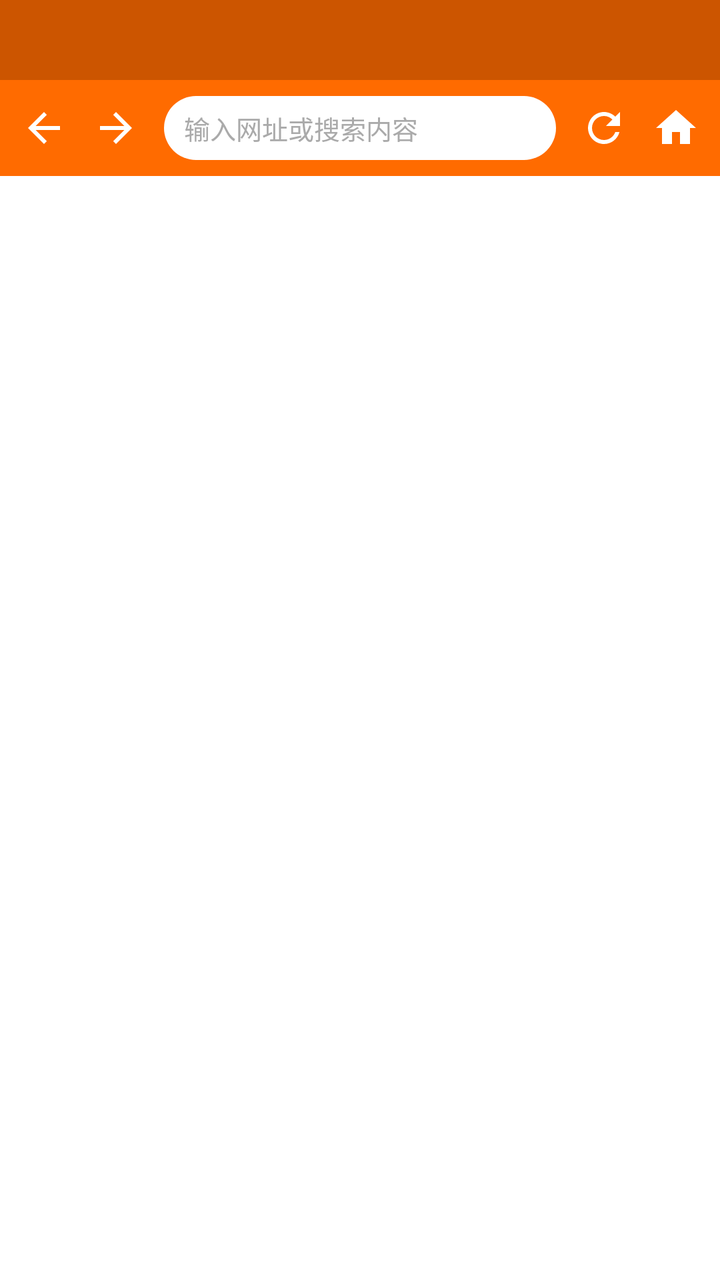
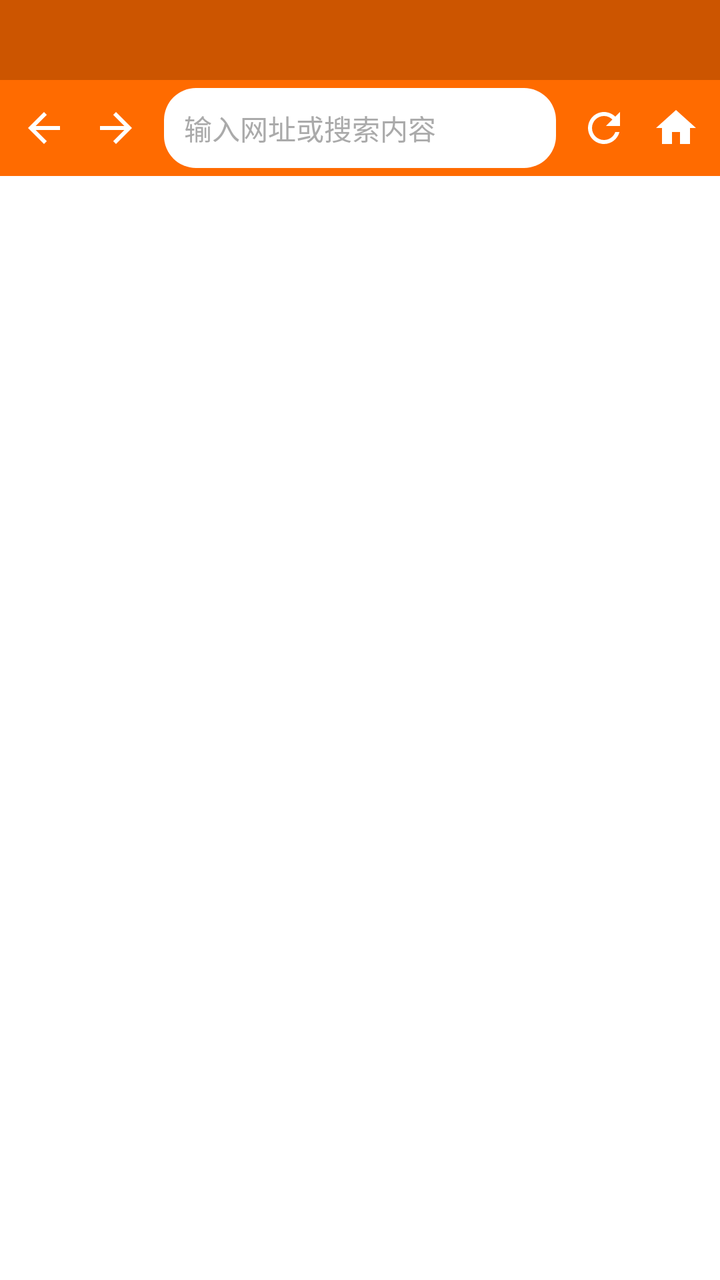

Screens rendered from an Android XML layout before and after an edit, with the pre-edit source and the edit as a unified diff.
<!-- AndroidManifest.xml: application theme AppTheme -->
<!-- res/layout/activity_main.xml -->
<?xml version="1.0" encoding="utf-8"?>
<LinearLayout xmlns:android="http://schemas.android.com/apk/res/android"
    xmlns:app="http://schemas.android.com/apk/res-auto"
    android:layout_width="match_parent"
    android:layout_height="match_parent"
    android:orientation="vertical">

    
    <HorizontalScrollView
        android:id="@+id/tab_scroll_view"
        android:layout_width="match_parent"
        android:layout_height="40dp"
        android:background="@color/tab_bar_bg"
        android:scrollbars="none"
        android:fillViewport="false">

        <LinearLayout
            android:id="@+id/tab_strip"
            android:layout_width="wrap_content"
            android:layout_height="match_parent"
            android:orientation="horizontal"
            android:padding="4dp" />
    </HorizontalScrollView>

    
    <androidx.appcompat.widget.Toolbar
        android:id="@+id/toolbar"
        android:layout_width="match_parent"
        android:layout_height="48dp"
        android:background="@color/primary_orange"
        app:contentInsetStart="4dp"
        app:contentInsetEnd="4dp">

        <LinearLayout
            android:layout_width="match_parent"
            android:layout_height="match_parent"
            android:orientation="horizontal"
            android:gravity="center_vertical">

            
            <ImageButton
                android:id="@+id/btn_back"
                android:layout_width="36dp"
                android:layout_height="36dp"
                android:src="@drawable/ic_back"
                android:background="?attr/selectableItemBackgroundBorderless"
                android:tint="@color/white"
                android:contentDescription="@string/back"
                android:padding="6dp" />

            
            <ImageButton
                android:id="@+id/btn_forward"
                android:layout_width="36dp"
                android:layout_height="36dp"
                android:src="@drawable/ic_forward"
                android:background="?attr/selectableItemBackgroundBorderless"
                android:tint="@color/white"
                android:contentDescription="@string/forward"
                android:padding="6dp" />

            
            <EditText
                android:id="@+id/address_bar"
                android:layout_width="0dp"
                android:layout_height="32dp"
                android:layout_weight="1"
                android:layout_marginHorizontal="6dp"
                android:background="@drawable/bg_address_bar"
                android:paddingHorizontal="10dp"
                android:textColor="@color/address_text"
                android:textSize="13sp"
                android:textColorHint="@color/address_hint"
                android:hint="@string/address_hint"
                android:singleLine="true"
                android:imeOptions="actionGo"
                android:inputType="textUri"
                android:selectAllOnFocus="true" />

            
            <ImageButton
                android:id="@+id/btn_refresh"
                android:layout_width="36dp"
                android:layout_height="36dp"
                android:src="@drawable/ic_refresh"
                android:background="?attr/selectableItemBackgroundBorderless"
                android:tint="@color/white"
                android:contentDescription="@string/refresh"
                android:padding="6dp" />

            
            <ImageButton
                android:id="@+id/btn_home"
                android:layout_width="36dp"
                android:layout_height="36dp"
                android:src="@drawable/ic_home"
                android:background="?attr/selectableItemBackgroundBorderless"
                android:tint="@color/white"
                android:contentDescription="@string/home"
                android:padding="6dp" />

        </LinearLayout>

    </androidx.appcompat.widget.Toolbar>

    
    <ProgressBar
        android:id="@+id/progress_bar"
        style="?android:attr/progressBarStyleHorizontal"
        android:layout_width="match_parent"
        android:layout_height="3dp"
        android:progressTint="@color/primary_orange"
        android:progressBackgroundTint="@color/progress_bg"
        android:visibility="gone"
        android:max="100" />

    
    <FrameLayout
        android:id="@+id/web_container"
        android:layout_width="match_parent"
        android:layout_height="0dp"
        android:layout_weight="1" />

</LinearLayout>
<!-- resources referenced by this layout -->
<resources>
  <color name="address_hint">#AAAAAA</color>
  <color name="address_text">#333333</color>
  <color name="primary_orange">#FF6B00</color>
  <color name="progress_bg">#FFE0CC</color>
  <color name="tab_bar_bg">#CC5500</color>
  <color name="white">#FFFFFF</color>
  <!-- drawable bg_address_bar (drawable) -->
  <?xml version="1.0" encoding="utf-8"?>
  <shape xmlns:android="http://schemas.android.com/apk/res/android"
      android:shape="rectangle">
      <solid android:color="@color/address_bar_bg" />
      <corners android:radius="16dp" />
  </shape>
  <!-- drawable ic_back (drawable) -->
  <?xml version="1.0" encoding="utf-8"?>
  <vector xmlns:android="http://schemas.android.com/apk/res/android"
      android:width="24dp"
      android:height="24dp"
      android:viewportWidth="24"
      android:viewportHeight="24">
      <path
          android:fillColor="#FFFFFFFF"
          android:pathData="M20,11H7.83l5.59,-5.59L12,4l-8,8 8,8 1.41,-1.41L7.83,13H20v-2z" />
  </vector>
  <!-- drawable ic_forward (drawable) -->
  <?xml version="1.0" encoding="utf-8"?>
  <vector xmlns:android="http://schemas.android.com/apk/res/android"
      android:width="24dp"
      android:height="24dp"
      android:viewportWidth="24"
      android:viewportHeight="24">
      <path
          android:fillColor="#FFFFFFFF"
          android:pathData="M12,4l-1.41,1.41L16.17,11H4v2h12.17l-5.58,5.59L12,20l8,-8z" />
  </vector>
  <!-- drawable ic_home (drawable) -->
  <?xml version="1.0" encoding="utf-8"?>
  <vector xmlns:android="http://schemas.android.com/apk/res/android"
      android:width="24dp"
      android:height="24dp"
      android:viewportWidth="24"
      android:viewportHeight="24">
      <path
          android:fillColor="#FFFFFFFF"
          android:pathData="M10,20v-6h4v6h5v-8h3L12,3 2,12h3v8z" />
  </vector>
  <!-- drawable ic_refresh (drawable) -->
  <?xml version="1.0" encoding="utf-8"?>
  <vector xmlns:android="http://schemas.android.com/apk/res/android"
      android:width="24dp"
      android:height="24dp"
      android:viewportWidth="24"
      android:viewportHeight="24">
      <path
          android:fillColor="#FFFFFFFF"
          android:pathData="M17.65,6.35C16.2,4.9 14.21,4 12,4c-4.42,0 -7.99,3.58 -7.99,8s3.57,8 7.99,8c3.73,0 6.84,-2.55 7.73,-6h-2.08c-0.82,2.33 -3.04,4 -5.65,4 -3.31,0 -6,-2.69 -6,-6s2.69,-6 6,-6c1.66,0 3.14,0.69 4.22,1.78L13,11h7V4l-2.35,2.35z" />
  </vector>
  <string name="address_hint">输入网址或搜索内容</string>
  <string name="back">后退</string>
  <string name="forward">前进</string>
  <string name="home">主页</string>
  <string name="refresh">刷新</string>
  <style name="AppTheme" parent="Theme.AppCompat.Light.NoActionBar">
          <item name="colorPrimary">@color/primary_orange</item>
          <item name="colorPrimaryDark">@color/primary_orange_dark</item>
          <item name="colorAccent">@color/accent_orange</item>
          <item name="android:windowBackground">@color/background</item>
          <item name="android:statusBarColor">@color/primary_orange_dark</item>
      </style>
  <color name="address_bar_bg">#FFFFFF</color>
  <color name="primary_orange_dark">#E05A00</color>
  <color name="accent_orange">#FFA040</color>
  <color name="background">#FFFFFF</color>
</resources>

<!-- the commit's change to res/layout/activity_main.xml (unified diff, before → after) -->
@@ -63,16 +63,16 @@
             <EditText
                 android:id="@+id/address_bar"
                 android:layout_width="0dp"
-                android:layout_height="32dp"
+                android:layout_height="40dp"
                 android:layout_weight="1"
                 android:layout_marginHorizontal="6dp"
                 android:background="@drawable/bg_address_bar"
                 android:paddingHorizontal="10dp"
                 android:textColor="@color/address_text"
-                android:textSize="13sp"
+                android:textSize="14sp"
                 android:textColorHint="@color/address_hint"
                 android:hint="@string/address_hint"
-                android:singleLine="true"
+                android:maxLines="1"
                 android:imeOptions="actionGo"
                 android:inputType="textUri"
                 android:selectAllOnFocus="true" />
